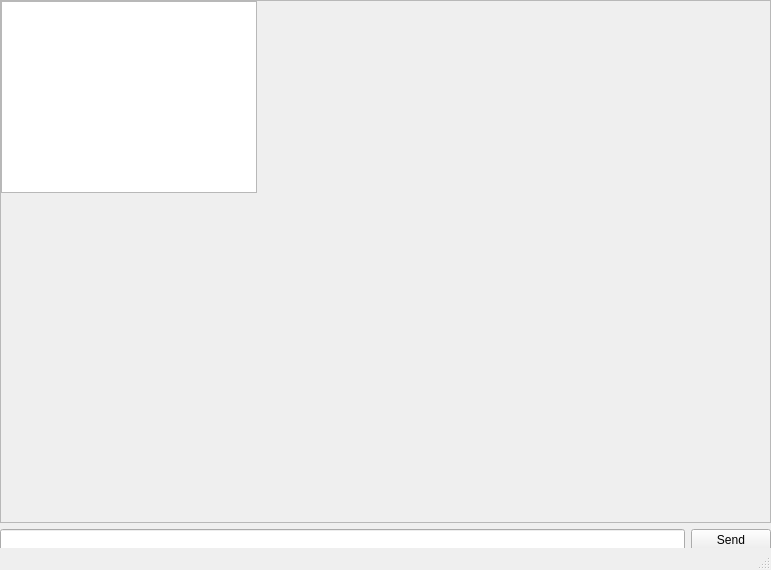
glundberg2017/cen4010-s2020-g06, file covid_communicator/chat_window.ui: the form before one commit.
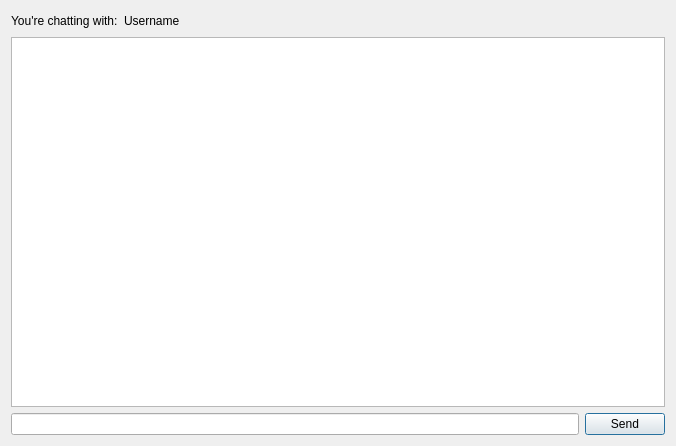
The form after the commit.

Commit message: add dummy chat window

What changed in the file:
```diff
--- a/covid_communicator/chat_window.ui
+++ b/covid_communicator/chat_window.ui
@@ -1,87 +1,62 @@
 <?xml version="1.0" encoding="UTF-8"?>
 <ui version="4.0">
- <class>MainWindow</class>
- <widget class="QMainWindow" name="MainWindow">
+ <class>Dialog</class>
+ <widget class="QDialog" name="Dialog">
   <property name="geometry">
    <rect>
     <x>0</x>
     <y>0</y>
-    <width>771</width>
-    <height>570</height>
+    <width>676</width>
+    <height>446</height>
    </rect>
   </property>
   <property name="windowTitle">
    <string>Chat Window</string>
   </property>
-  <widget class="QWidget" name="centralwidget">
-   <widget class="QWidget" name="verticalLayoutWidget">
-    <property name="geometry">
-     <rect>
-      <x>0</x>
-      <y>0</y>
-      <width>771</width>
-      <height>551</height>
-     </rect>
-    </property>
-    <layout class="QVBoxLayout" name="verticalLayout" stretch="0,0">
-     <item>
-      <widget class="QScrollArea" name="scrollArea">
-       <property name="sizePolicy">
-        <sizepolicy hsizetype="Expanding" vsizetype="Expanding">
-         <horstretch>1</horstretch>
-         <verstretch>1</verstretch>
-        </sizepolicy>
-       </property>
-       <property name="widgetResizable">
-        <bool>true</bool>
-       </property>
-       <widget class="QWidget" name="scrollAreaWidgetContents">
-        <property name="geometry">
-         <rect>
-          <x>0</x>
-          <y>0</y>
-          <width>767</width>
-          <height>516</height>
-         </rect>
-        </property>
-        <property name="sizePolicy">
-         <sizepolicy hsizetype="Expanding" vsizetype="Expanding">
-          <horstretch>0</horstretch>
-          <verstretch>0</verstretch>
-         </sizepolicy>
-        </property>
-        <property name="minimumSize">
-         <size>
-          <width>0</width>
-          <height>0</height>
-         </size>
-        </property>
-        <widget class="QTextEdit" name="textEdit">
-         <property name="geometry">
-          <rect>
-           <x>0</x>
-           <y>0</y>
-           <width>256</width>
-           <height>192</height>
-          </rect>
-         </property>
-         <property name="sizePolicy">
-          <sizepolicy hsizetype="Expanding" vsizetype="Expanding">
-           <horstretch>1</horstretch>
-           <verstretch>1</verstretch>
-          </sizepolicy>
-         </property>
-        </widget>
-       </widget>
-      </widget>
-     </item>
+  <layout class="QVBoxLayout" name="verticalLayout_2">
+   <item>
+    <layout class="QVBoxLayout" name="verticalLayout">
      <item>
       <layout class="QHBoxLayout" name="horizontalLayout">
        <item>
-        <widget class="QLineEdit" name="lineEdit"/>
+        <widget class="QLabel" name="label_2">
+         <property name="text">
+          <string>You're chatting with:</string>
+         </property>
+        </widget>
        </item>
        <item>
-        <widget class="QPushButton" name="pushButton">
+        <widget class="QLabel" name="recipientLabel">
+         <property name="text">
+          <string>Username</string>
+         </property>
+        </widget>
+       </item>
+       <item>
+        <spacer name="horizontalSpacer">
+         <property name="orientation">
+          <enum>Qt::Horizontal</enum>
+         </property>
+         <property name="sizeHint" stdset="0">
+          <size>
+           <width>40</width>
+           <height>20</height>
+          </size>
+         </property>
+        </spacer>
+       </item>
+      </layout>
+     </item>
+     <item>
+      <widget class="QTextEdit" name="textEdit"/>
+     </item>
+     <item>
+      <layout class="QHBoxLayout" name="horizontalLayout_2">
+       <item>
+        <widget class="QLineEdit" name="messageLineEdit"/>
+       </item>
+       <item>
+        <widget class="QPushButton" name="sendButton">
          <property name="text">
           <string>Send</string>
          </property>
@@ -90,9 +65,8 @@
       </layout>
      </item>
     </layout>
-   </widget>
-  </widget>
-  <widget class="QStatusBar" name="statusbar"/>
+   </item>
+  </layout>
  </widget>
  <resources/>
  <connections/>
```
Left out of the diff: 2 changed lines with no effect on the pictures. The commit also changes 4 other files.
